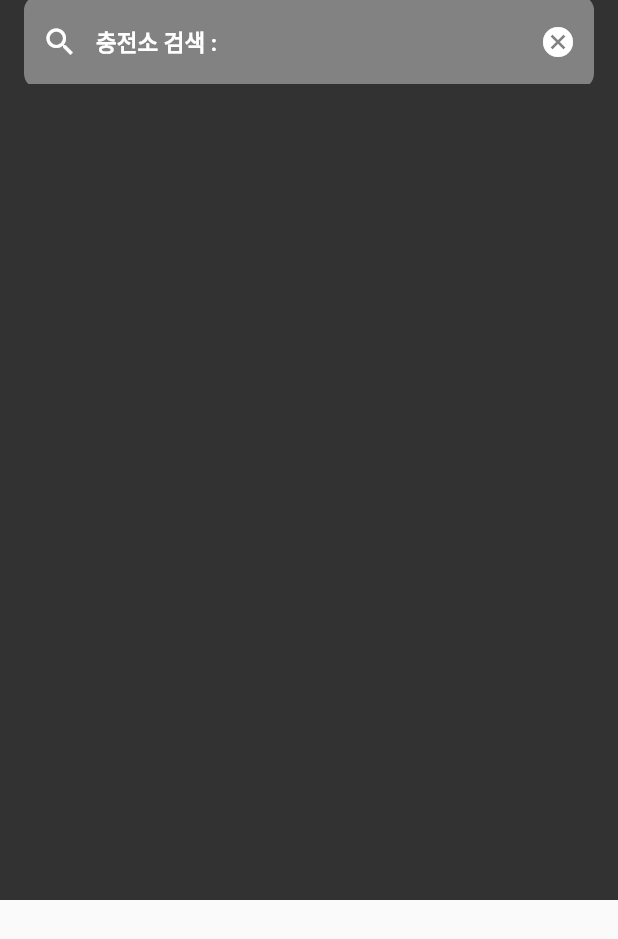
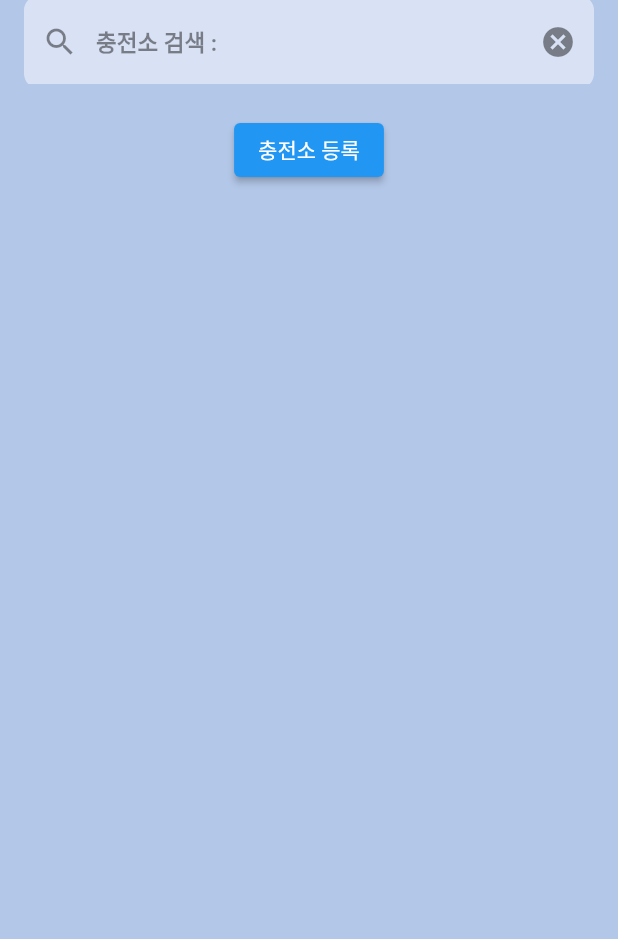
Before and after one commit to CapstoneTeam2/caps, a Flutter app: the NaverMapTest screen opened directly, scrolled down 570 dp, on a phone screen of 412 x 824 dp. Shown: the top 939 px of the screen. Run offline on Flutter 3.47's test engine with Material 2 defaults, Android fonts, the phone set to English and light mode, and no system bars; our stand-ins replace geocoding; missing offline and left inert: flutter_sliding_up_panel, naver_map_plugin.

Commit message:
하단슬라이드 버튼 추가, 임시 개인충전소 등록창 구현

```diff
--- a/lib/map.dart
+++ b/lib/map.dart
@@ -1,7 +1,9 @@
 import 'dart:async';
+import 'package:flutter/cupertino.dart';
 import 'package:flutter/material.dart';
 import 'package:naver_map_plugin/naver_map_plugin.dart';
-// import 'package:modal_bottom_sheet/modal_bottom_sheet.dart';
+import 'RegisterCharger.dart';
+import 'package:flutter_sliding_up_panel/flutter_sliding_up_panel.dart';
 
 class NaverMapTest extends StatefulWidget {
   @override
@@ -11,23 +13,15 @@ class NaverMapTest extends StatefulWidget {
 class _NaverMapTestState extends State<NaverMapTest> {
   Completer<NaverMapController> _controller = Completer();
   MapType _mapType = MapType.Basic;
-  final TextEditingController _filter = TextEditingController();
-  FocusNode focusNode = FocusNode();
-  String _searchText = "";          //검색 문구
 
-  _SearchScreenState(){
-    _filter.addListener(() {
-      setState(() {
-        _searchText = _filter.text;
-      });
-    });
-  }
+
 
   @override
   Widget build(BuildContext context) {
     return Scaffold(
+      backgroundColor: Color(0xffb3c7e8),
       body: NestedScrollView(
-        physics: const NeverScrollableScrollPhysics(),
+        physics: ClampingScrollPhysics(),
         headerSliverBuilder: (BuildContext context, bool innerBoxIsScrolled) {
           return [
             SliverAppBar(
@@ -36,7 +30,8 @@ class _NaverMapTestState extends State<NaverMapTest> {
               pinned: false,
               floating: false,
               flexibleSpace: FlexibleSpaceBar(
-                background: NaverMap(
+                background: Container(
+                  child: NaverMap(
                     initialCameraPosition: CameraPosition(
                       target: LatLng(37.5055, 126.9573),
                       zoom: 14,
@@ -44,13 +39,45 @@ class _NaverMapTestState extends State<NaverMapTest> {
                   ),
                 ),
               ),
+            ),
           ];
         },
-        body: CustomScrollView(
+        body: ScrollView(),
+      ),
+
+    );
+}
+
+  void onMapCreated(NaverMapController controller) {
+    if (_controller.isCompleted) _controller = Completer();
+    _controller.complete(controller);
+  }
+}
+
+class ScrollView extends StatefulWidget {
+  const ScrollView({Key? key}) : super(key: key);
+
+  @override
+  State<ScrollView> createState() => _ScrollViewState();
+}
+
+class _ScrollViewState extends State<ScrollView> {
+  final TextEditingController _filter = TextEditingController();
+  FocusNode focusNode = FocusNode();
+  String _searchText = "";          //검색 문구
+  // _SearchScreenState(){
+  //   _filter.addListener(() {
+  //     setState(() {
+  //       _searchText = _filter.text;
+  //     });
+  //   });
+  // }
+  @override
+  Widget build(BuildContext context) {
+    return CustomScrollView(
       slivers: <Widget>[
         SliverAppBar(
-              backgroundColor: Color(0xff333232),
-                expandedHeight: 600,
+          backgroundColor: Color(0xffb3c7e8),
           automaticallyImplyLeading: false,
           pinned: false,
           floating: true,
@@ -59,30 +86,39 @@ class _NaverMapTestState extends State<NaverMapTest> {
             focusNode: focusNode,
             controller: _filter,
             onChanged: (checkText){},
-                  style: TextStyle(fontSize: 15,color: Colors.white),//검색 한 값을 서버로 보내기 위함
+            style: TextStyle(fontSize: 15,color: Colors.black),
             keyboardType: TextInputType.text,
             decoration: InputDecoration(
-                    hintText: '충전소 검색 : ', // 검색창 안내문구
-                    hintStyle: TextStyle(color: Colors.white,fontWeight: FontWeight.bold),
-                    suffixIcon: IconButton(icon: Icon(Icons.cancel),color: Colors.white, onPressed: () { _searchText = ""; _filter.clear(); },), //x버튼 누르면 초기화
-                    prefixIcon: Icon(Icons.search,color: Colors.white),// 검색 아이콘
+              hintText: '충전소 검색 : ',
+              hintStyle: TextStyle(color: Colors.black45,fontWeight: FontWeight.bold),
+              suffixIcon: IconButton(icon: Icon(Icons.cancel),color: Colors.black45, onPressed: () { _searchText = ""; _filter.clear(); },), //x버튼 누르면 초기화
+              prefixIcon: Icon(Icons.search,color: Colors.black45),// 검색 아이콘
               border: OutlineInputBorder( // 검색창 테두리 스타일
                 borderRadius: BorderRadius.circular(10),
                 borderSide: BorderSide.none,
               ),
               filled: true, // 검색창 배경색 채우기
-                    fillColor: Color(0xff828282), // 검색창 배경색
+              fillColor: Color(0xffd9e2f4), // 검색창 배경색
             ),
           ),
-            )
-          ],
+        ),
+        SliverList(
+          delegate: SliverChildListDelegate([
+            SizedBox(height: 20),
+            Center(
+              child: ElevatedButton(
+                onPressed: () {
+                  Navigator.push(
+                      context,
+                      MaterialPageRoute(builder: (context) => IndivRegisterCharger()));
+                },
+                child: Text('충전소 등록'),
               ),
             ),
+            SizedBox(height: 20),
+          ]),
+        ),
+      ],
     );
   }
-
-  void onMapCreated(NaverMapController controller) {
-    if (_controller.isCompleted) _controller = Completer();
-    _controller.complete(controller);
 }
-}
--- a/pubspec.yaml
+++ b/pubspec.yaml
@@ -38,6 +38,10 @@ dependencies:
   cupertino_icons: ^1.0.2
   naver_map_plugin: ^0.9.6
   modal_bottom_sheet: ^2.1.2
+  geocoding: ^2.1.0
+  flutter_swipe_detector: ^2.0.0
+  expandable_bottom_bar: ^2.0.2
+  flutter_sliding_up_panel: ^2.0.1
 
 dev_dependencies:
   flutter_test:
```
Also changed, not shown: lib/RegisterCharger.dart (added, +121 -0 lines), lib/main.dart (+55 -60 lines), pubspec.lock. Lines whose indentation alone changed are shown as unchanged.
